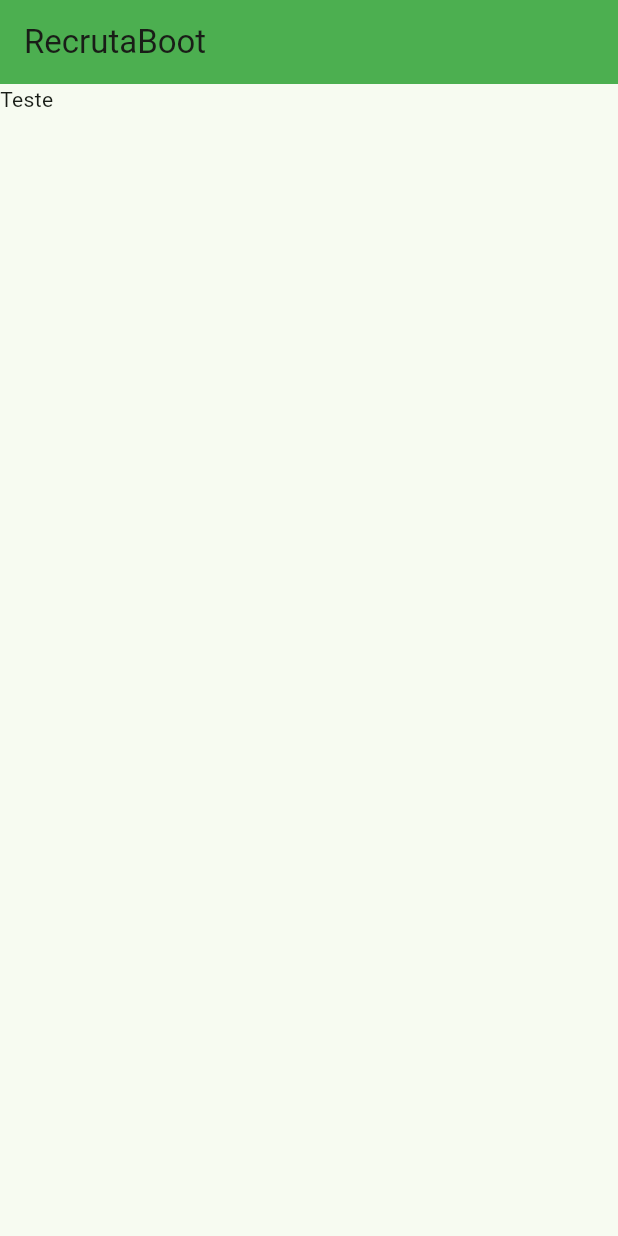
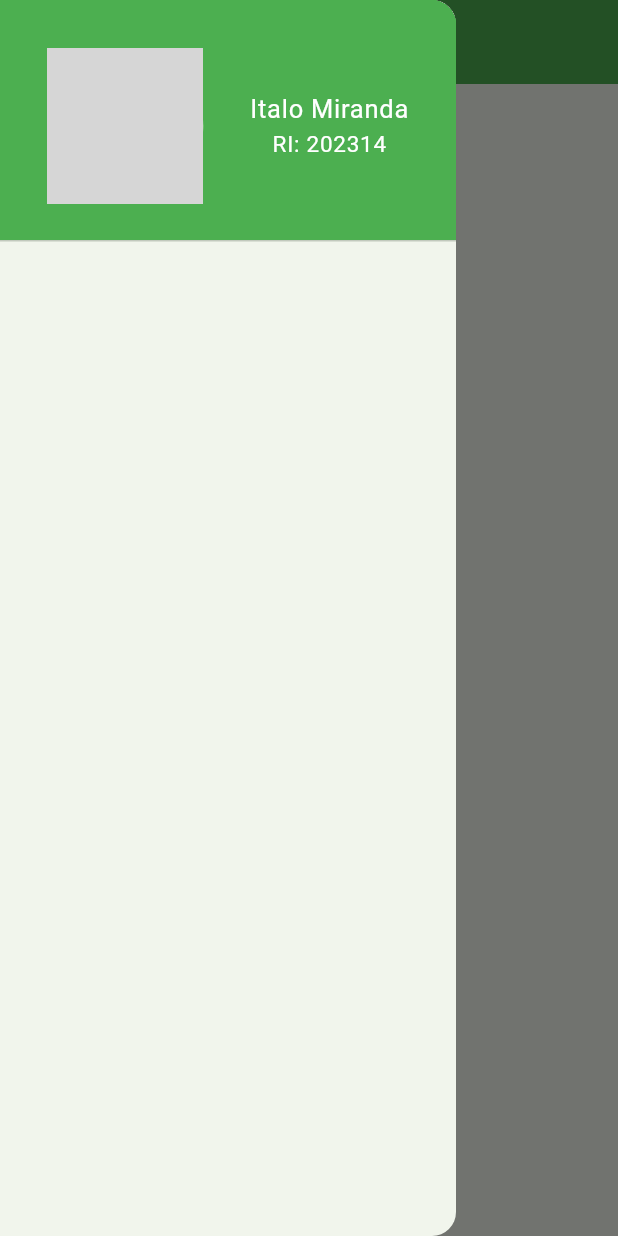
Before and after one commit to Ital023/RecrutaBoot, a Flutter app: the screen it shows after launch, with the side drawer open (before the commit the screen has no drawer), on a phone screen of 412 x 824 dp. Run offline on Flutter 3.47's test engine with Material 3 defaults, Android fonts, the phone set to English and light mode, and no system bars; network calls fail; grey boxes are pictures that could not be loaded.

Commit message:
feat: custom drawer header

```diff
--- /dev/null
+++ b/recrutaboot/lib/components/header/custom_drawer_header.dart
@@ -0,0 +1,38 @@
+import 'package:flutter/material.dart';
+
+class CustomDrawerHeader extends StatelessWidget {
+  const CustomDrawerHeader({super.key});
+
+  @override
+  Widget build(BuildContext context) {
+    return Drawer(
+        child: ListView(
+          padding: EdgeInsets.zero,
+          children: const [
+            DrawerHeader(
+              decoration: BoxDecoration(
+                color: Colors.green
+              ),
+              child: Row(
+                mainAxisAlignment: MainAxisAlignment.spaceAround,
+                children: [
+                  CircleAvatar(
+                    radius: 52,
+                    backgroundImage: NetworkImage("https://avatars.githubusercontent.com/u/113559117?v=4"),
+                  ),
+                  Column(
+                    mainAxisAlignment: MainAxisAlignment.center,
+                    children: [
+                      Text("Italo Miranda", style: TextStyle(fontSize: 17, color: Colors.white)),
+                      Text("RI: 202314", style: TextStyle(fontSize: 15, color: Colors.white))
+                    ],
+                  )
+                ],
+              ),
+
+              )
+          ],
+        ),
+      );
+  }
+}
--- a/recrutaboot/lib/home_page.dart
+++ b/recrutaboot/lib/home_page.dart
@@ -1,4 +1,5 @@
 import 'package:flutter/material.dart';
+import 'package:recrutaboot/components/header/custom_drawer_header.dart';
 
 class HomePage extends StatefulWidget {
   const HomePage({super.key});
@@ -12,9 +13,10 @@ class _HomePageState extends State<HomePage> {
   Widget build(BuildContext context) {
     return Scaffold(
       appBar: AppBar(
-        title: Text("RecrutaBoot"),
+        title: Text("RecrutaBoot", style: TextStyle(fontSize: 25, color: Colors.white),),
         backgroundColor: Colors.green,
       ),
+      drawer: CustomDrawerHeader(),
       body: Container(
         child: Text("Teste"),
       ),
```
